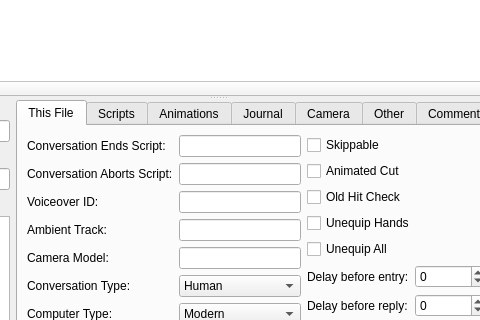
NickHugi/PyKotor, file Tools/HolocronToolset/src/ui/editors/dlg.ui: the form before one commit; both pictures show x 350 to 830 and y 165 to 485 of the 1135 by 647 pixel window.
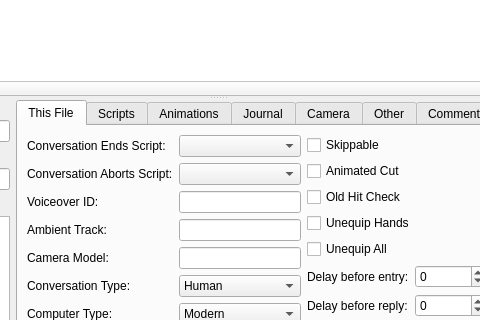
The form after the commit. The open tabs and pages were chosen to show the change. Custom widgets are drawn as their Qt base class.

The edit to the form file:
```diff
--- a/Tools/HolocronToolset/src/ui/editors/dlg.ui
+++ b/Tools/HolocronToolset/src/ui/editors/dlg.ui
@@ -97,11 +97,7 @@
                </widget>
               </item>
               <item row="0" column="1">
-               <widget class="QLineEdit" name="onEndEdit">
-                <property name="maxLength">
-                 <number>16</number>
-                </property>
-               </widget>
+               <widget class="FilterComboBox" name="onEndEdit"/>
               </item>
               <item row="1" column="0">
                <widget class="QLabel" name="label_38">
@@ -111,11 +107,7 @@
                </widget>
               </item>
               <item row="1" column="1">
-               <widget class="QLineEdit" name="onAbortEdit">
-                <property name="maxLength">
-                 <number>16</number>
-                </property>
-               </widget>
+               <widget class="FilterComboBox" name="onAbortEdit"/>
               </item>
               <item row="2" column="0">
                <widget class="QLabel" name="label_39">
```
Left out of the diff: 2 changed lines with no effect on the pictures.
